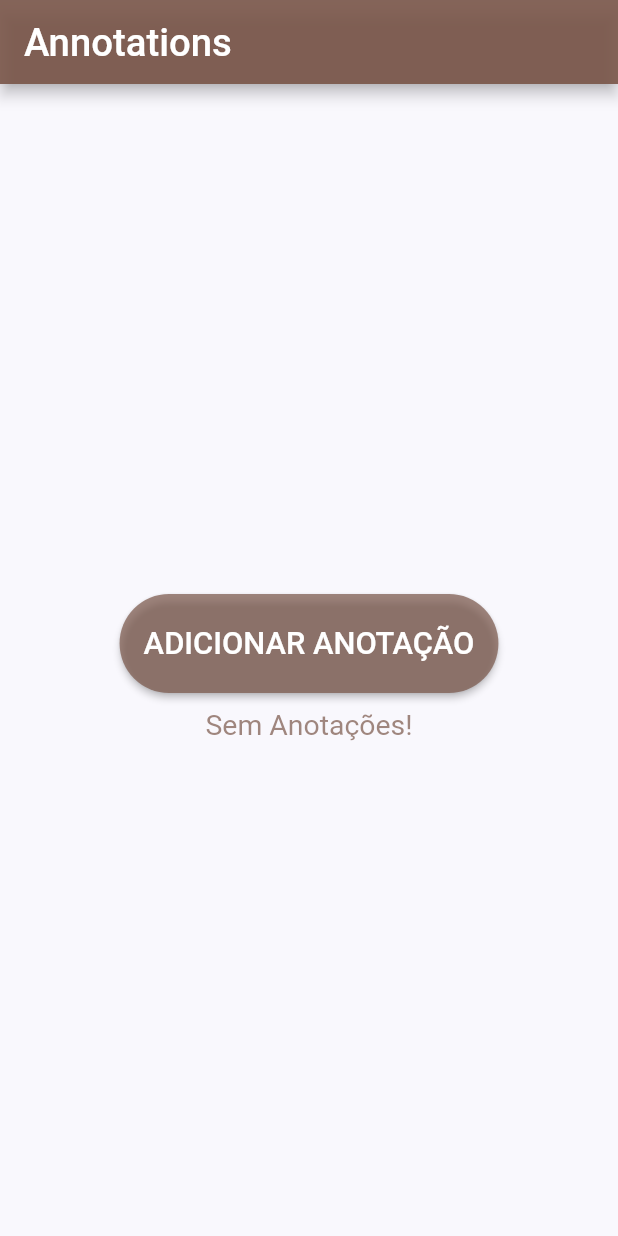
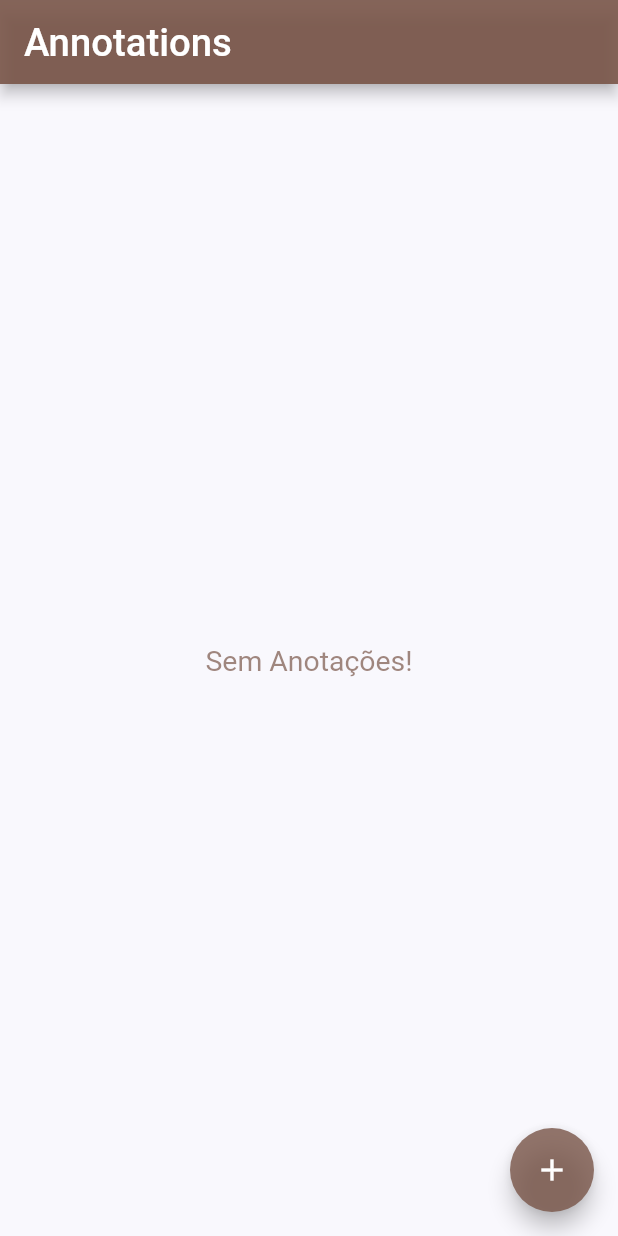
Before and after one commit to LucasSantus/Annotations, a Flutter app: the screen it shows after launch, on a phone screen of 412 x 824 dp. Run offline on Flutter 3.47's test engine with Material 2 defaults, Android fonts, the phone set to English and light mode, and no system bars; our stand-ins replace sqflite; accounts and stored records are empty.

Commit message:
adicionado remoções de funções desnecessárias

```diff
--- a/lib/screens/home_screen.dart
+++ b/lib/screens/home_screen.dart
@@ -344,29 +344,6 @@ class _HomeScreenState extends State<HomeScreen> {
           mainAxisAlignment: MainAxisAlignment.center,
           crossAxisAlignment: CrossAxisAlignment.center,
           children: [
-            Padding(
-              padding: EdgeInsets.all(10),
-              child: ButtonTheme(
-                height: size.height * 0.08,
-                child: RaisedButton(
-                  shape: new RoundedRectangleBorder(
-                      borderRadius: new BorderRadius.circular(58.0)
-                  ),
-                  child: Text(
-                    "ADICIONAR ANOTAÇÃO",
-                    style: TextStyle(
-                      color: Colors.white,
-                      fontSize: size.height * 0.025,
-                    ),
-                  ), //Text
-                  color: KPrimaryColor.withOpacity(0.7),
-                  onPressed: (){
-                    _cadastro();
-                  },
-                ),//RaisedButton
-              ),
-            ),
-
             Text(
               "Sem Anotações!",
               style: TextStyle(
@@ -378,7 +355,6 @@ class _HomeScreenState extends State<HomeScreen> {
         ),
       );
     } else {
-
         return Scrollbar(
           child: Column(
             children: <Widget>[
@@ -521,9 +497,7 @@ class _HomeScreenState extends State<HomeScreen> {
       body: _buildTaskList(size),
       floatingActionButtonLocation: FloatingActionButtonLocation.endFloat,
 
-      floatingActionButton: Opacity(
-        opacity: _stateFloatingButton ? 1 : 0,
-        child: _stateFloatingButton ? FloatingActionButton(
+      floatingActionButton: FloatingActionButton(
             mini: false,
             backgroundColor: KPrimaryColor.withOpacity(0.8),
             foregroundColor: Colors.white,
@@ -531,8 +505,7 @@ class _HomeScreenState extends State<HomeScreen> {
             onPressed: (){
               _cadastro();
             }
-        ) : Text(""),
-      )
+        ),
     );
   }
 }
```
